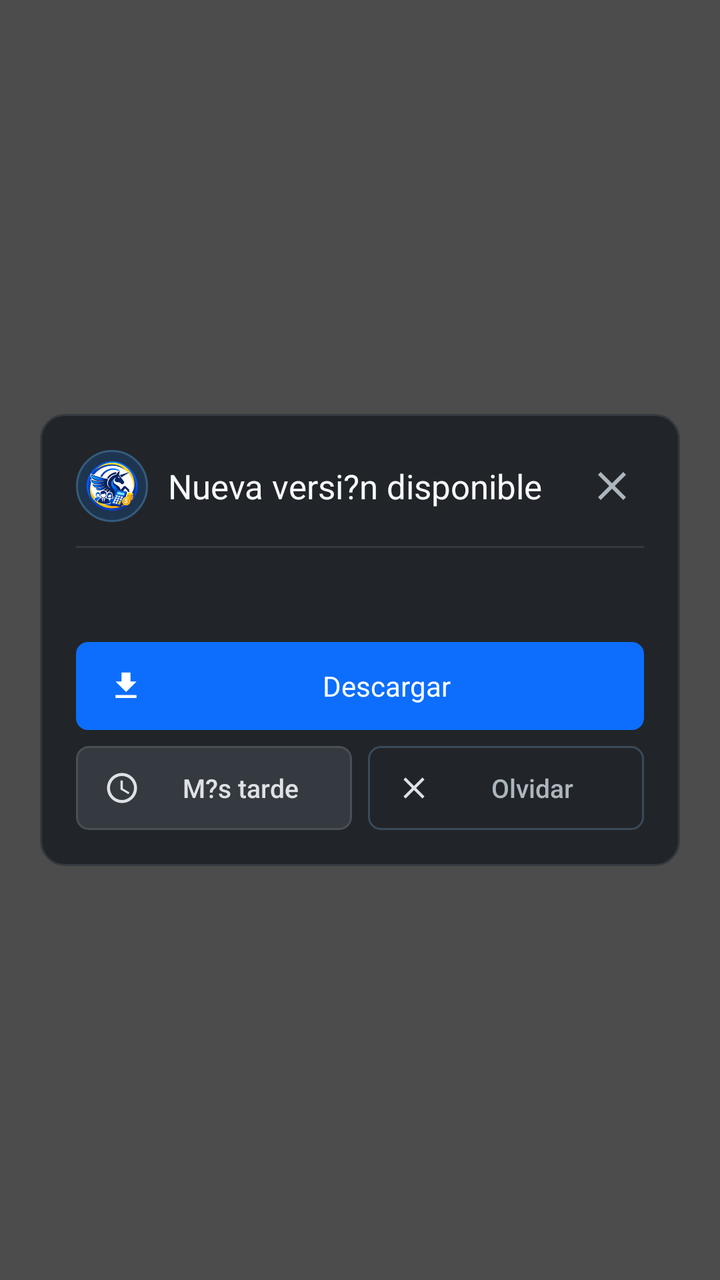
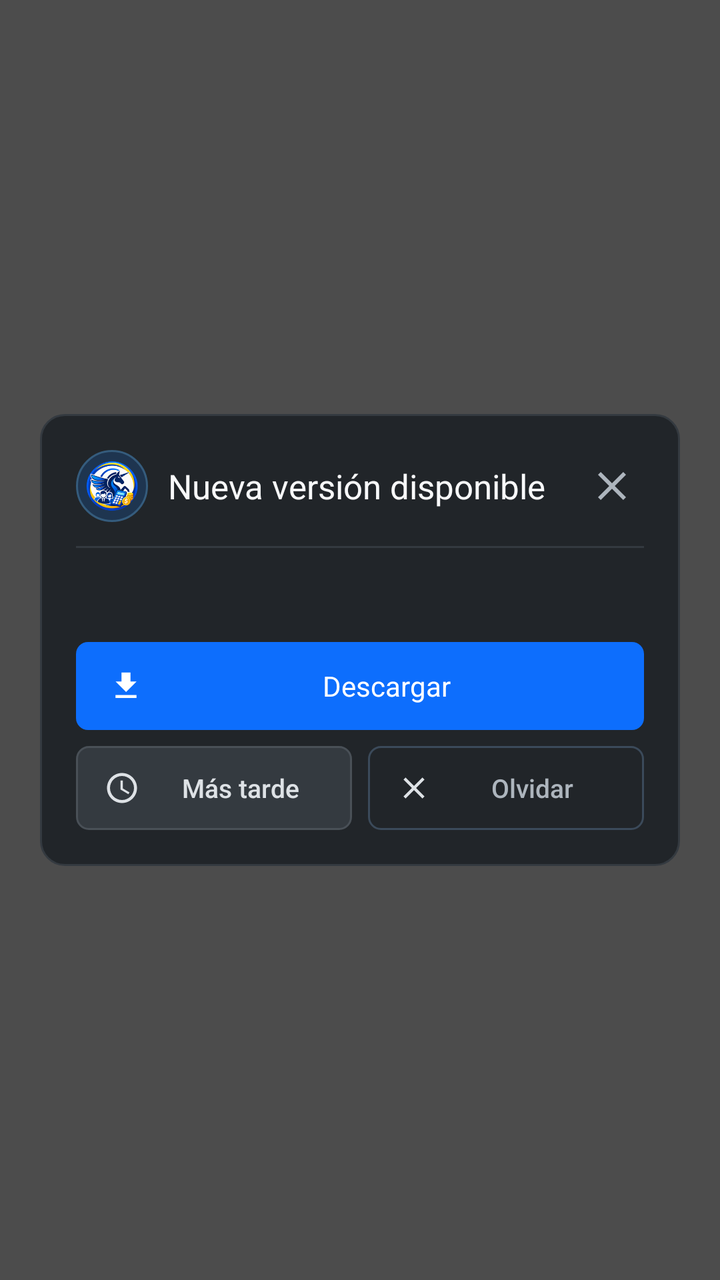

An Android layout rendered at two revisions. The XML below is the earlier revision; the diff shows what the commit changed to produce the second picture.
<!-- AndroidManifest.xml: application theme Theme.UnicornioSoftware -->
<!-- res/layout/dialog_app_update.xml -->
<?xml version="1.0" encoding="utf-8"?>
<FrameLayout xmlns:android="http://schemas.android.com/apk/res/android"
    android:layout_width="match_parent"
    android:layout_height="wrap_content"
    android:background="#B3000000"
    android:padding="20dp">

    <LinearLayout
        android:layout_width="match_parent"
        android:layout_height="wrap_content"
        android:layout_gravity="center"
        android:background="@drawable/bg_modal_card"
        android:orientation="vertical"
        android:padding="18dp">

        <LinearLayout
            android:layout_width="match_parent"
            android:layout_height="wrap_content"
            android:gravity="center_vertical"
            android:orientation="horizontal">

            <ImageView
                android:id="@+id/updateIcon"
                android:layout_width="36dp"
                android:layout_height="36dp"
                android:background="@drawable/bg_offline_icon"
                android:contentDescription="@string/app_name"
                android:padding="5dp"
                android:scaleType="fitCenter"
                android:src="@mipmap/ic_launcher_round" />

            <TextView
                android:id="@+id/updateTitle"
                android:layout_width="0dp"
                android:layout_height="wrap_content"
                android:layout_marginStart="10dp"
                android:layout_weight="1"
                android:fontFamily="sans-serif-bold"
                android:text="Nueva versi?n disponible"
                android:textColor="#F8F9FA"
                android:textSize="17sp" />

            <ImageButton
                android:id="@+id/btnUpdateClose"
                android:layout_width="32dp"
                android:layout_height="32dp"
                android:background="@android:color/transparent"
                android:contentDescription="Cerrar"
                android:padding="4dp"
                android:src="@drawable/ic_close"
                android:tint="#ADB5BD" />
        </LinearLayout>

        <View
            android:layout_width="match_parent"
            android:layout_height="1dp"
            android:layout_marginTop="12dp"
            android:layout_marginBottom="12dp"
            android:background="#343A40" />

        <TextView
            android:id="@+id/updateVersions"
            android:layout_width="match_parent"
            android:layout_height="wrap_content"
            android:fontFamily="sans-serif-medium"
            android:lineSpacingExtra="2dp"
            android:textColor="#E9ECEF"
            android:textSize="14sp" />

        <TextView
            android:id="@+id/updateDate"
            android:layout_width="match_parent"
            android:layout_height="wrap_content"
            android:layout_marginTop="4dp"
            android:fontFamily="sans-serif"
            android:textColor="#ADB5BD"
            android:textSize="13sp"
            android:visibility="gone" />

        <TextView
            android:id="@+id/updateRequired"
            android:layout_width="match_parent"
            android:layout_height="wrap_content"
            android:layout_marginTop="10dp"
            android:fontFamily="sans-serif-medium"
            android:text="Esta actualizaci?n es necesaria para continuar."
            android:textColor="#F87171"
            android:textSize="13sp"
            android:visibility="gone" />

        <LinearLayout
            android:layout_width="match_parent"
            android:layout_height="wrap_content"
            android:layout_marginTop="16dp"
            android:orientation="vertical">

            <TextView
                android:id="@+id/btnUpdateDownload"
                android:layout_width="match_parent"
                android:layout_height="44dp"
                android:background="@drawable/bg_modal_btn_primary"
                android:drawableStart="@drawable/ic_modal_download"
                android:drawablePadding="8dp"
                android:fontFamily="sans-serif-bold"
                android:gravity="center"
                android:paddingStart="16dp"
                android:paddingEnd="16dp"
                android:text="Descargar"
                android:textColor="#FFFFFF"
                android:textSize="14sp" />

            <LinearLayout
                android:layout_width="match_parent"
                android:layout_height="wrap_content"
                android:layout_marginTop="8dp"
                android:orientation="horizontal">

                <TextView
                    android:id="@+id/btnUpdateLater"
                    android:layout_width="0dp"
                    android:layout_height="42dp"
                    android:layout_marginEnd="8dp"
                    android:layout_weight="1"
                    android:background="@drawable/bg_modal_btn_secondary"
                    android:drawableStart="@drawable/ic_modal_later"
                    android:drawablePadding="8dp"
                    android:fontFamily="sans-serif-medium"
                    android:gravity="center"
                    android:paddingStart="14dp"
                    android:paddingEnd="14dp"
                    android:text="M?s tarde"
                    android:textColor="#DEE2E6"
                    android:textSize="13sp" />

                <TextView
                    android:id="@+id/btnUpdateSkip"
                    android:layout_width="0dp"
                    android:layout_height="42dp"
                    android:layout_weight="1"
                    android:background="@drawable/bg_modal_btn_outline"
                    android:drawableStart="@drawable/ic_modal_cancel"
                    android:drawablePadding="8dp"
                    android:fontFamily="sans-serif-medium"
                    android:gravity="center"
                    android:paddingStart="14dp"
                    android:paddingEnd="14dp"
                    android:text="Olvidar"
                    android:textColor="#ADB5BD"
                    android:textSize="13sp" />
            </LinearLayout>
        </LinearLayout>
    </LinearLayout>
</FrameLayout>
<!-- resources referenced by this layout -->
<resources>
  <!-- drawable bg_modal_btn_outline (drawable) -->
  ﻿<?xml version="1.0" encoding="utf-8"?>
  <ripple xmlns:android="http://schemas.android.com/apk/res/android" android:color="#334DABF7">
      <item>
          <shape android:shape="rectangle">
              <solid android:color="#00000000" />
              <corners android:radius="6dp" />
              <stroke android:width="1dp" android:color="#3B4A5A" />
          </shape>
      </item>
  </ripple>
  <!-- drawable bg_modal_btn_primary (drawable) -->
  ﻿<?xml version="1.0" encoding="utf-8"?>
  <ripple xmlns:android="http://schemas.android.com/apk/res/android" android:color="#664DABF7">
      <item>
          <shape android:shape="rectangle">
              <solid android:color="#0D6EFD" />
              <corners android:radius="6dp" />
          </shape>
      </item>
  </ripple>
  <!-- drawable bg_modal_btn_secondary (drawable) -->
  ﻿<?xml version="1.0" encoding="utf-8"?>
  <ripple xmlns:android="http://schemas.android.com/apk/res/android" android:color="#33FFFFFF">
      <item>
          <shape android:shape="rectangle">
              <solid android:color="#343A40" />
              <corners android:radius="6dp" />
              <stroke android:width="1dp" android:color="#495057" />
          </shape>
      </item>
  </ripple>
  <!-- drawable bg_modal_card (drawable) -->
  ﻿<?xml version="1.0" encoding="utf-8"?>
  <shape xmlns:android="http://schemas.android.com/apk/res/android" android:shape="rectangle">
      <solid android:color="#212529" />
      <corners android:radius="12dp" />
      <stroke android:width="1dp" android:color="#343A40" />
  </shape>
  <!-- drawable bg_offline_icon (drawable) -->
  <?xml version="1.0" encoding="utf-8"?>
  <shape xmlns:android="http://schemas.android.com/apk/res/android" android:shape="oval">
      <solid android:color="#1E3550" />
      <stroke android:width="1dp" android:color="#355C7D" />
  </shape>
  <!-- drawable ic_close (drawable) -->
  <vector xmlns:android="http://schemas.android.com/apk/res/android"
      android:width="24dp" android:height="24dp" android:viewportWidth="24"
      android:viewportHeight="24">
      <path android:fillColor="#EAF2FA"
          android:pathData="M19,6.41L17.59,5 12,10.59 6.41,5 5,6.41 10.59,12 5,17.59 6.41,19 12,13.41 17.59,19 19,17.59 13.41,12z"/>
  </vector>
  <!-- drawable ic_modal_cancel (drawable) -->
  <vector xmlns:android="http://schemas.android.com/apk/res/android" android:width="18dp" android:height="18dp" android:viewportWidth="24" android:viewportHeight="24">
    <path android:fillColor="#DEE2E6" android:pathData="M19,6.41L17.59,5 12,10.59 6.41,5 5,6.41 10.59,12 5,17.59 6.41,19 12,13.41 17.59,19 19,17.59 13.41,12z"/>
  </vector>
  <!-- drawable ic_modal_download (drawable) -->
  <vector xmlns:android="http://schemas.android.com/apk/res/android" android:width="18dp" android:height="18dp" android:viewportWidth="24" android:viewportHeight="24">
    <path android:fillColor="#FFFFFF" android:pathData="M5,20h14v-2H5v2zM19,9h-4V3H9v6H5l7,7 7,-7z"/>
  </vector>
  <!-- drawable ic_modal_later (drawable) -->
  <vector xmlns:android="http://schemas.android.com/apk/res/android" android:width="18dp" android:height="18dp" android:viewportWidth="24" android:viewportHeight="24">
    <path android:fillColor="#DEE2E6" android:pathData="M11.99,2C6.47,2 2,6.48 2,12s4.47,10 9.99,10C17.52,22 22,17.52 22,12S17.52,2 11.99,2zM12,20c-4.42,0 -8,-3.58 -8,-8s3.58,-8 8,-8 8,3.58 8,8 -3.58,8 -8,8zM12.5,7H11v6l5.25,3.15 0.75,-1.23 -4.5,-2.67z"/>
  </vector>
  <!-- mipmap ic_launcher_round: png bitmap (mipmap-hdpi, 11719 bytes) -->
  <string name="app_name">Ecosistema Financiero de Unicornio Software</string>
  <style name="Theme.UnicornioSoftware" parent="Theme.MaterialComponents.DayNight.NoActionBar">
          <item name="android:statusBarColor">@android:color/black</item>
          <item name="android:navigationBarColor">@android:color/black</item>
          <item name="android:windowLightStatusBar" tools:targetApi="m">false</item>
      </style>
</resources>

<!-- the commit's change to res/layout/dialog_app_update.xml (unified diff, before → after) -->
@@ -36,7 +36,7 @@
                 android:layout_marginStart="10dp"
                 android:layout_weight="1"
                 android:fontFamily="sans-serif-bold"
-                android:text="Nueva versi?n disponible"
+                android:text="Nueva versión disponible"
                 android:textColor="#F8F9FA"
                 android:textSize="17sp" />
 
@@ -83,7 +83,7 @@
             android:layout_height="wrap_content"
             android:layout_marginTop="10dp"
             android:fontFamily="sans-serif-medium"
-            android:text="Esta actualizaci?n es necesaria para continuar."
+            android:text="Esta actualización es necesaria para continuar."
             android:textColor="#F87171"
             android:textSize="13sp"
             android:visibility="gone" />
@@ -128,7 +128,7 @@
                     android:gravity="center"
                     android:paddingStart="14dp"
                     android:paddingEnd="14dp"
-                    android:text="M?s tarde"
+                    android:text="Más tarde"
                     android:textColor="#DEE2E6"
                     android:textSize="13sp" />
 
